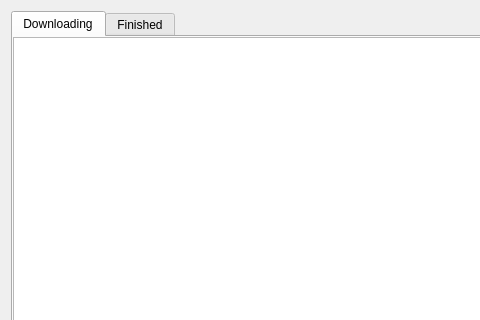
L-Super/FlowD, file src/DownloadListWidget.ui: the form before one commit; both pictures show x 0 to 480 and y 0 to 320 of the 745 by 483 pixel window.
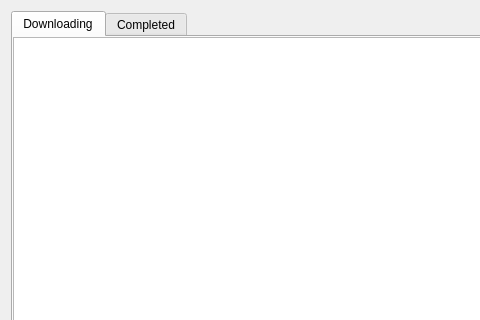
The form after the commit.

Commit message: fix: move item from downloading list to completed list

```diff
--- a/src/DownloadListWidget.ui
+++ b/src/DownloadListWidget.ui
@@ -52,7 +52,7 @@
      </widget>
      <widget class="QWidget" name="Finished">
       <attribute name="title">
-       <string>Finished</string>
+       <string>Completed</string>
       </attribute>
       <layout class="QVBoxLayout" name="verticalLayout_3">
        <property name="leftMargin">
```
Left out of the diff: 4 changed lines with no effect on the pictures. The commit also changes 5 other files.
